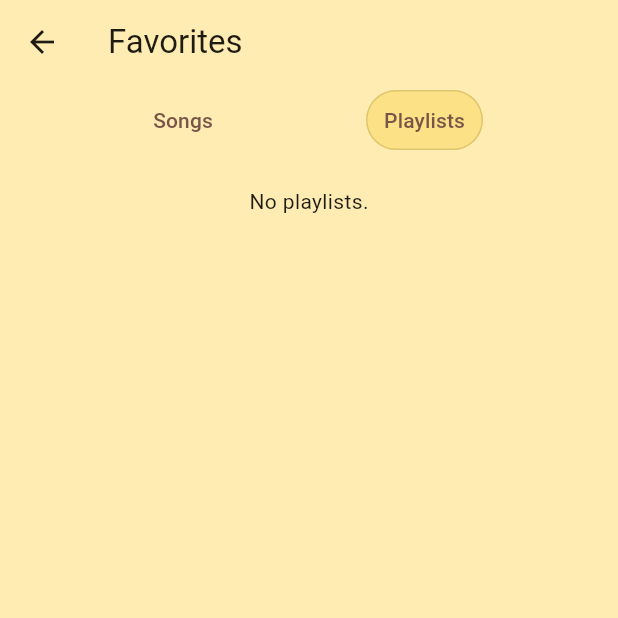
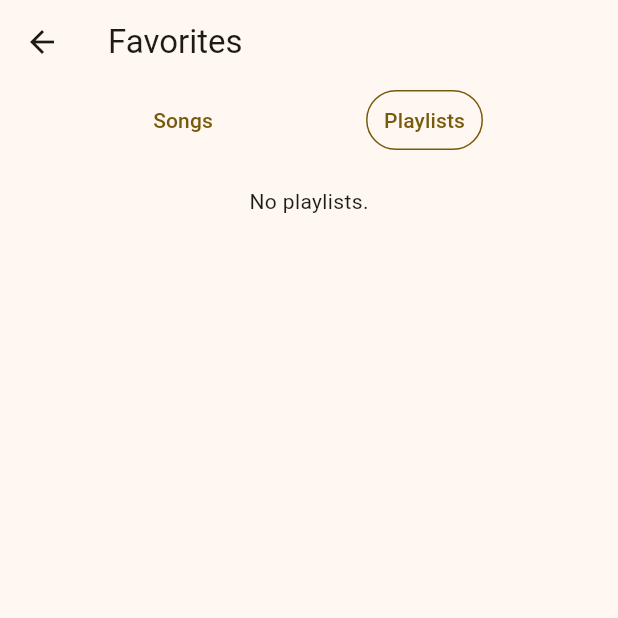
Before and after one commit to judydev/dreamer_playlist, a Flutter app: the FavoritesTabView screen opened directly, after a tap on "Playlists", on a phone screen of 412 x 824 dp, the top half of it. Run offline on Flutter 3.47's test engine with Material 3 defaults, Android fonts, the phone set to English and light mode, and no system bars; our stand-ins replace audio_service, file_picker, get_it, just_audio, permission_handler, sqflite; accounts and stored records are empty.

Commit message:
update theme colors

```diff
--- a/lib/components/favorites_tab_view.dart
+++ b/lib/components/favorites_tab_view.dart
@@ -16,9 +16,8 @@ class _FavoritesTabViewState extends State<FavoritesTabView> {
 
   @override
   Widget build(BuildContext context) {
-    final _selectedButtonStyle = TextButton.styleFrom(
-      side: BorderSide(color: Theme.of(context).colorScheme.primaryFixedDim),
-      backgroundColor: Theme.of(context).colorScheme.primaryFixed,
+    final selectedButtonStyle = TextButton.styleFrom(
+      side: BorderSide(color: Theme.of(context).colorScheme.primary),
     );
 
     return Scaffold(
@@ -36,11 +35,11 @@ class _FavoritesTabViewState extends State<FavoritesTabView> {
               mainAxisAlignment: MainAxisAlignment.spaceEvenly,
               children: [
                 TextButton(
-                    style: showPlaylists ? null : _selectedButtonStyle,
+                    style: showPlaylists ? null : selectedButtonStyle,
                     child: const Text('Songs'),
                     onPressed: () => setState(() => showPlaylists = false)),
                 TextButton(
-                  style: showPlaylists ? _selectedButtonStyle : null,
+                  style: showPlaylists ? selectedButtonStyle : null,
                   child: const Text('Playlists'),
                   onPressed: () => setState(() => showPlaylists = true),
                 ),
--- a/lib/components/miniplayer/mini_player_mode.dart
+++ b/lib/components/miniplayer/mini_player_mode.dart
@@ -24,7 +24,7 @@ class MiniPlayerMode extends StatelessWidget {
         Expanded(
           child: Container(
             decoration: BoxDecoration(
-              color: Theme.of(context).colorScheme.primaryFixedDim,
+              color: Theme.of(context).colorScheme.surfaceContainerHigh,
             ),
           padding: const EdgeInsets.symmetric(horizontal: 10),
           child: Flex(
@@ -45,7 +45,7 @@ class MiniPlayerMode extends StatelessWidget {
                         return Text(
                           mediaItem?.title ??
                           'Not playing',
-                      overflow: TextOverflow.ellipsis,
+                          overflow: TextOverflow.ellipsis,
                         );
                       },
                     ),
--- a/lib/components/miniplayer/music_queue.dart
+++ b/lib/components/miniplayer/music_queue.dart
@@ -50,7 +50,7 @@ class QueueSongTile extends StatelessWidget {
           ),
           child: Container(
             decoration: currentIndex != null && queueIndex == currentIndex ? BoxDecoration(
-              color: Theme.of(context).colorScheme.primaryContainer,
+              color: Theme.of(context).colorScheme.surfaceContainer,
             ) : null,
             child: ListTileWrapper(
               title: GetitUtil.audioHandler.queue.value[queueIndex].title,
--- a/lib/components/playlist_tab_view.dart
+++ b/lib/components/playlist_tab_view.dart
@@ -40,9 +40,7 @@ class PlaylistTabView extends StatelessWidget {
         )),
       body: Column(
         children: <Widget>[
-          Container(
-            color: Theme.of(context).colorScheme.surface,
-            child: Column(
+          Column(
             children: [
               OverflowBar(
                 alignment: MainAxisAlignment.spaceEvenly,
@@ -118,7 +116,6 @@ class PlaylistTabView extends StatelessWidget {
                 ],
               ),
             ],
-            ),
           ),
           Expanded(child: SongListView(playlist: playlist)),
         ],
--- a/lib/components/playlists_tab_view.dart
+++ b/lib/components/playlists_tab_view.dart
@@ -15,11 +15,8 @@ class PlaylistsTabView extends StatelessWidget {
           scrolledUnderElevation: 0,
           backgroundColor: Theme.of(context).colorScheme.surface,
           bottom: PreferredSize(
-            preferredSize: const Size(0, 50),
-            child: Container(
-              color: Theme.of(context).colorScheme.surface,
-              child: NewPlaylistTile(updateAppState: true),
-            ),
+            preferredSize: const Size(0, 80),
+            child: NewPlaylistTile(updateAppState: true),
           ),
         ),
         body: ListView(
@@ -74,7 +71,7 @@ class _PlaylistsListState extends State<PlaylistsList> {
               .entries
               .map((entry) => PlaylistTile(
                   playlist: entry.value,
-                  tileColor: entry.key.isEven ? Theme.of(context).colorScheme.primaryContainer : null
+                  tileColor: entry.key.isEven ? Theme.of(context).colorScheme.surfaceContainerLow : null
                 ))
               .toList(),
         );
--- a/lib/components/song_tile.dart
+++ b/lib/components/song_tile.dart
@@ -37,7 +37,7 @@ class SongTile extends StatelessWidget {
             itemBuilder: (context) =>
                 buildMoreActionsMenu(context, song, currentPlaylistId),
       ),
-      tileColor: songIndex?.isEven == true ? Theme.of(context).colorScheme.primaryContainer : null,
+      tileColor: songIndex?.isEven == true ? Theme.of(context).colorScheme.surfaceContainerLow : null,
       onTap: disableTap
           ? null
           : () async {
```
Also changed, not shown: lib/main.dart (+12 -8 lines), lib/components/edit_library_popup.dart (indentation only). Lines whose indentation alone changed are shown as unchanged.
